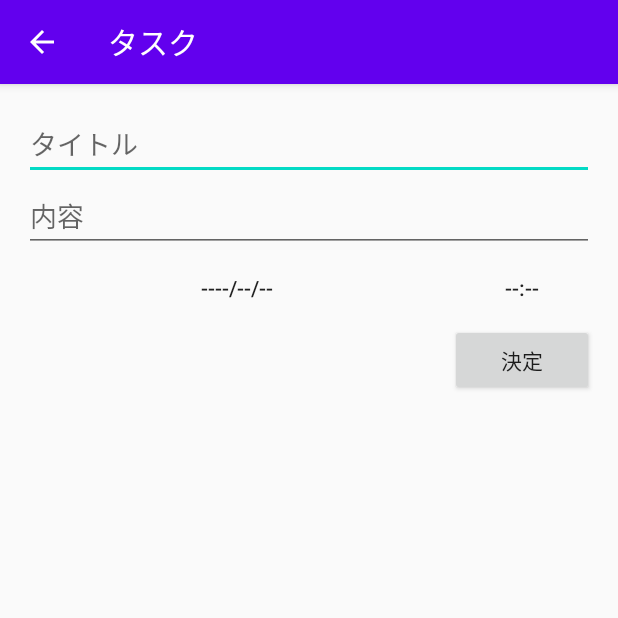
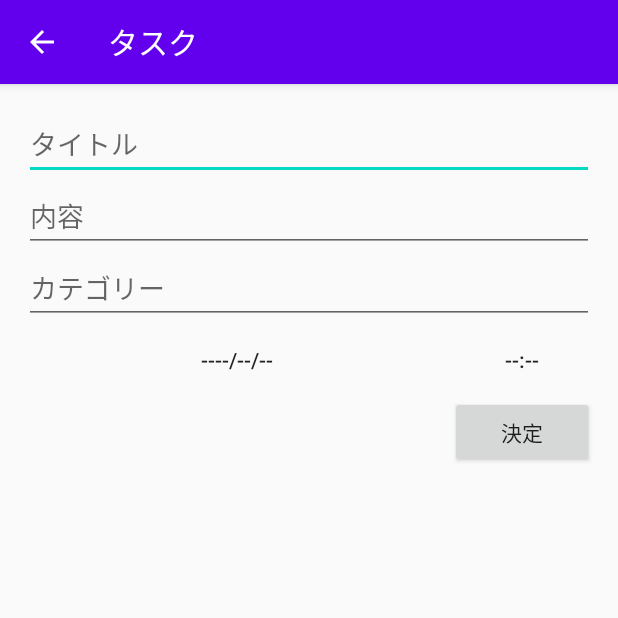
Before and after one commit to starkister/TaskApp, an Android app: the InputActivity screen opened directly, with no data from a screen before it, on a phone screen of 412 x 824 dp, the top half of it. Run offline under Robolectric (Android 15) with nearby library versions, the phone set to English and light mode, and no system bars; libraries missing offline, so code that uses them is left out: com.techacademy.jeonghun, io.realm; 3 statements that could not run were skipped.

Commit message:
カテゴリ機能追加

```diff
--- a/app/src/main/java/com/techacademy/jeonghun/kim/taskapp/InputActivity.kt
+++ b/app/src/main/java/com/techacademy/jeonghun/kim/taskapp/InputActivity.kt
@@ -86,6 +86,7 @@ class InputActivity : AppCompatActivity() {
             // 更新の場合
             title_edit_text.setText(mTask!!.title)
             content_edit_text.setText(mTask!!.contents)
+            category_edit_text.setText(mTask!!.category)
 
             val calendar = Calendar.getInstance()
             calendar.time = mTask!!.date
@@ -125,9 +126,11 @@ class InputActivity : AppCompatActivity() {
 
         val title = title_edit_text.text.toString()
         val content = content_edit_text.text.toString()
+        val category = category_edit_text.text.toString()
 
         mTask!!.title = title
         mTask!!.contents = content
+        mTask!!.category = category
         val calendar = GregorianCalendar(mYear, mMonth, mDay, mHour, mMinute)
         val date = calendar.time
         mTask!!.date = date
--- a/app/src/main/java/com/techacademy/jeonghun/kim/taskapp/Task.kt
+++ b/app/src/main/java/com/techacademy/jeonghun/kim/taskapp/Task.kt
@@ -13,4 +13,6 @@ open class Task : RealmObject(), Serializable {
     // idをプライマリーキーとして設定
     @PrimaryKey
     var id: Int = 0
+
+    var category: String = ""
 }
--- a/app/src/main/res/layout/content_input.xml
+++ b/app/src/main/res/layout/content_input.xml
@@ -24,11 +24,18 @@
         android:layout_height="wrap_content"
         android:layout_below="@id/title_edit_text"
         android:hint="内容" />
+
+    <EditText
+        android:id="@+id/category_edit_text"
+        android:layout_width="match_parent"
+        android:layout_height="wrap_content"
+        android:layout_below="@id/content_edit_text"
+        android:hint="カテゴリー" />
     <Button
         android:id="@+id/date_button"
         android:layout_width="0dp"
         android:layout_height="wrap_content"
-        android:layout_below="@id/content_edit_text"
+        android:layout_below="@id/category_edit_text"
         android:layout_alignParentStart="true"
         android:layout_toLeftOf="@+id/times_button"
         android:text="----/--/--"
@@ -37,7 +44,7 @@
         android:id="@id/times_button"
         android:layout_width="96dp"
         android:layout_height="wrap_content"
-        android:layout_below="@id/content_edit_text"
+        android:layout_below="@id/category_edit_text"
         android:layout_alignParentRight="true"
         android:text="--:--"
         style="@style/Widget.AppCompat.Button.Borderless" />
```
Also changed, not shown: app/src/main/java/com/techacademy/jeonghun/kim/taskapp/MainActivity.kt (+24 -1 lines), app/src/main/res/layout/activity_main.xml (+34 -1 lines).
